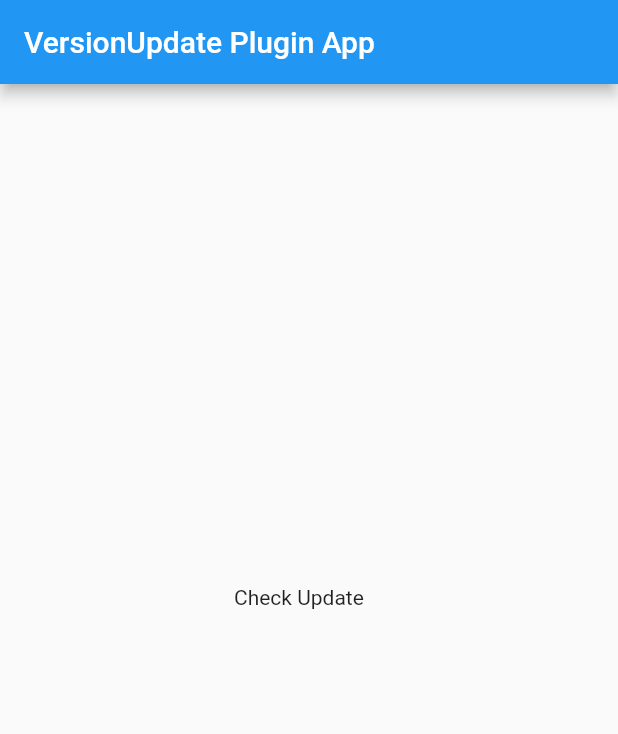
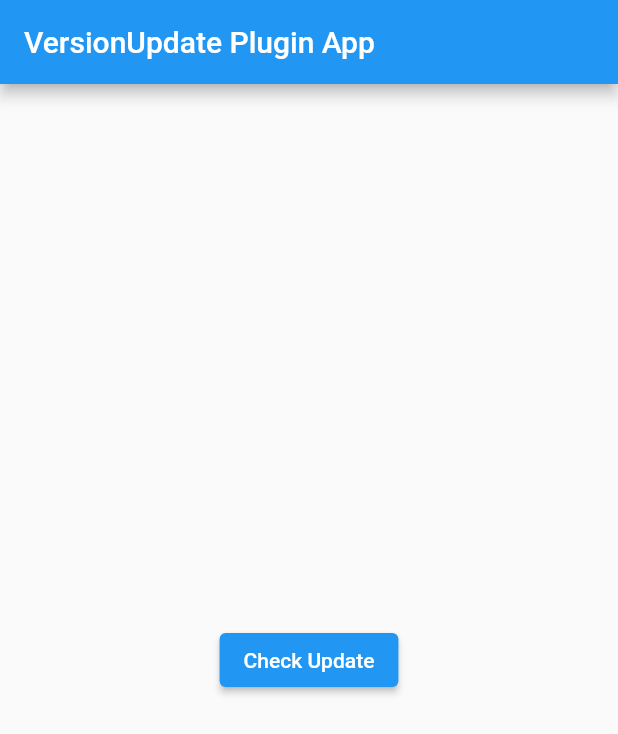
Before and after one commit to hacjy/zupdate, a Flutter app: the screen it shows after launch, on a phone screen of 412 x 824 dp. Shown: the top 734 px of the screen. Run offline on Flutter 3.47's test engine with Material 2 defaults, Android fonts, the phone set to English and light mode, and no system bars; our stand-ins replace easy_debounce, flutter_screenutil, get, package_info_plus.

Commit message:
修改ui

```diff
--- a/example/lib/main.dart
+++ b/example/lib/main.dart
@@ -35,16 +35,10 @@
           appBar: AppBar(
             title: const Text('VersionUpdate Plugin App'),
           ),
-          body: GestureDetector(
-            onTap: (){
-              UpdateVersion.appUpdate(context);
-            },
-            child: const Center(child: SizedBox(
-              width: 100,
-              height: 100,
+          body:  Center(child: ElevatedButton(
+              onPressed: () {  UpdateVersion.appUpdate(context);},
               child: Text('Check Update'),
             ),)
-          )
       ),
     );});
   }
--- a/example/lib/update_version.dart
+++ b/example/lib/update_version.dart
@@ -11,7 +11,7 @@
       if(true){
       Map<String,dynamic> appInfo = {};
       appInfo['version_code'] = 1;
-      appInfo['update_url'] = 'https://web.zeroand.com/assets/zero&kds_2.2.0.apk';
+      appInfo['update_url'] = 'https://ip874153655.mobgslb.tbcache.com/fs08/2023/04/19/9/106_52914c9532e05a1cf526e4ebef3d5f60.apk?yingid=wdj_web&fname=壁纸多多&productid=2011&pos=wdj_web%2Fdetail_normal_dl%2F0&appid=5784049&packageid=201186966&apprd=5784049&iconUrl=http%3A%2F%2Fandroid-artworks.25pp.com%2Ffs08%2F2023%2F04%2F14%2F11%2F110_43f6034c7a07c3bf64dda66fe76ad79f_con.png&pkg=com.shoujiduoduo.wallpaper&did=d0574aba8aa68d9ac1b465fc1311bec4&vcode=6006030&md5=b6c5624388fb4099438e14e07a34fe4e&ali_redirect_domain=alissl.ucdl.pp.uc.cn&ali_redirect_ex_ftag=93856608cfb59b10c2c55901d52c4553073aa566262ee3d3&ali_redirect_ex_tmining_ts=1682305489&ali_redirect_ex_tmining_expire=3600&ali_redirect_ex_hot=100';
       appInfo['update_type'] = 1;
       appInfo['version_name'] = '1.0.0';
       appInfo['update_content'] ='update';
--- a/pubspec.yaml
+++ b/pubspec.yaml
@@ -1,7 +1,7 @@
 name: zupdate
-description: A new Flutter project.
+description: Flutter plugin implementing version update.
 version: 0.1.0
-homepage:
+homepage: https://github.com/hacjy/zupdate.git
 
 environment:
   sdk: ">=2.17.6 <3.0.0"
```
Also changed, not shown: 1 other file.
